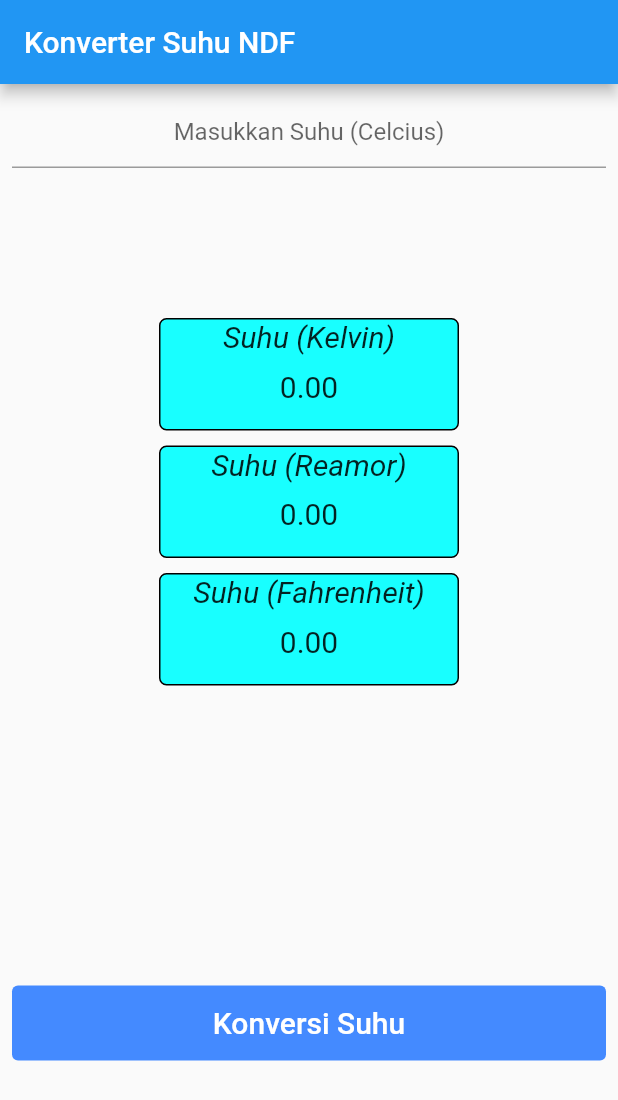
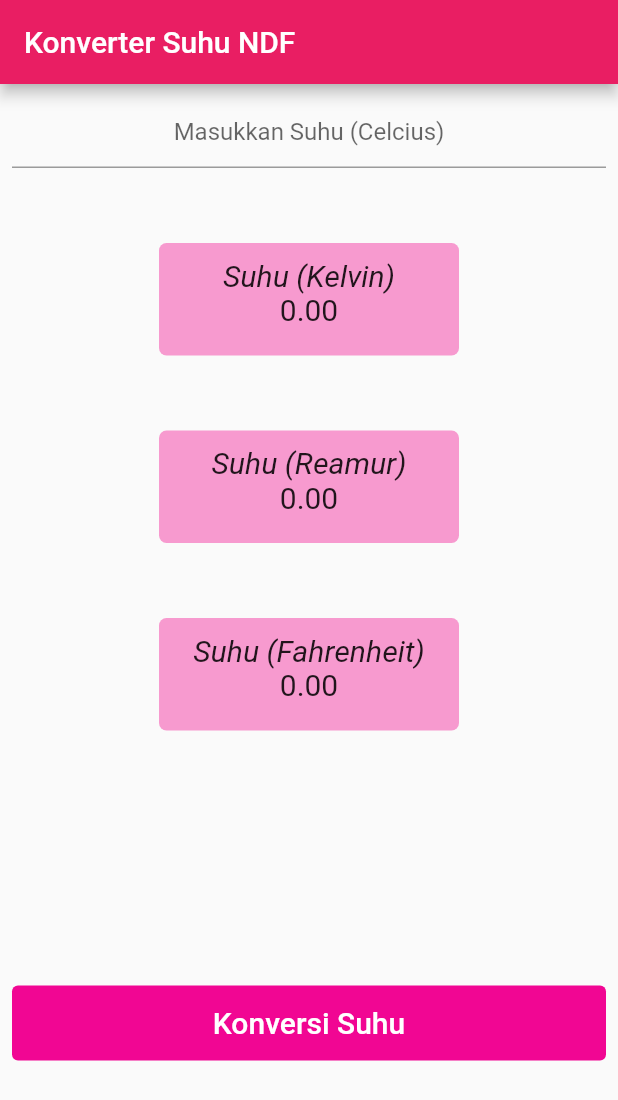
Before and after one commit to NadhifAdyatmaz/konversi_suhu_flutter, a Flutter app: the screen it shows after launch, on a phone screen of 412 x 824 dp. Shown: the top 1100 px of the screen. Run offline on Flutter 3.47's test engine with Material 2 defaults, Android fonts, the phone set to English and light mode, and no system bars.

Commit message:
update widget

```diff
--- a/lib/widgetku/convert.dart
+++ b/lib/widgetku/convert.dart
@@ -8,14 +8,15 @@ class Convert extends StatelessWidget {
   @override
   Widget build(BuildContext context) {
     return Container(
-        margin: const EdgeInsets.only(top: 200),
+        margin: const EdgeInsets.only(top: 170),
         width: double.infinity,
         height: 50,
         child: TextButton(
             onPressed: () {
               konvertHandler();
             },
-            style: TextButton.styleFrom(backgroundColor: Colors.blueAccent),
+            style: TextButton.styleFrom(
+                backgroundColor: const Color.fromARGB(255, 241, 6, 147)),
             child: const Text(
               "Konversi Suhu",
               style: TextStyle(
--- a/lib/widgetku/myapp.dart
+++ b/lib/widgetku/myapp.dart
@@ -1,4 +1,5 @@
 import 'package:flutter/material.dart';
+import 'package:konversi_suhu_flutter/widgetku/rowtext.dart';
 
 import 'convert.dart';
 import 'input.dart';
@@ -38,7 +39,7 @@ class _MyAppState extends State<MyApp> {
     return MaterialApp(
       title: 'Flutter Demo',
       theme: ThemeData(
-        primarySwatch: Colors.blue,
+        primarySwatch: Colors.pink,
         visualDensity: VisualDensity.adaptivePlatformDensity,
       ),
       home: Scaffold(
@@ -50,114 +51,13 @@ class _MyAppState extends State<MyApp> {
           child: Column(
             children: <Widget>[
               Input(myController: myController),
-              Container(
-                  width: 200,
-                  height: 75,
-                  decoration: BoxDecoration(
-                    color: Colors.cyanAccent,
-                    border: Border.all(
-                        color: Colors.black, style: BorderStyle.solid),
-                    borderRadius: BorderRadius.circular(5),
-                  ),
-                  margin: const EdgeInsets.only(top: 100),
-                  child: Row(
-                    mainAxisAlignment: MainAxisAlignment.center,
-                    children: <Widget>[
-                      Column(
-                        children: [
-                          Container(
-                            margin: const EdgeInsets.only(right: 0),
-                            child: const Text(
-                              "Suhu (Kelvin)",
-                              style: TextStyle(
-                                  fontSize: 20, fontStyle: FontStyle.italic),
-                              textAlign: TextAlign.center,
-                            ),
-                          ),
-                          Container(
-                            margin: const EdgeInsets.only(top: 10),
-                            child: Text(
-                              _kelvin.toStringAsFixed(2),
-                              style: const TextStyle(fontSize: 20),
-                              textAlign: TextAlign.center,
-                            ),
-                          ),
-                        ],
-                      ),
-                    ],
-                  )),
-              Container(
-                  margin: const EdgeInsets.only(top: 10),
-                  width: 200,
-                  height: 75,
-                  decoration: BoxDecoration(
-                    color: Colors.cyanAccent,
-                    border: Border.all(
-                        color: Colors.black, style: BorderStyle.solid),
-                    borderRadius: BorderRadius.circular(5),
-                  ),
-                  child: Row(
-                    mainAxisAlignment: MainAxisAlignment.center,
-                    children: <Widget>[
-                      Column(
-                        children: [
-                          Container(
-                            margin: const EdgeInsets.only(left: 0),
-                            child: const Text(
-                              "Suhu (Reamor)",
-                              style: TextStyle(
-                                  fontSize: 20, fontStyle: FontStyle.italic),
-                              textAlign: TextAlign.center,
-                            ),
-                          ),
-                          Container(
-                            margin: const EdgeInsets.only(top: 10),
-                            child: Text(
-                              _reamor.toStringAsFixed(2),
-                              style: const TextStyle(fontSize: 20),
-                              textAlign: TextAlign.center,
-                            ),
-                          ),
-                        ],
-                      ),
-                    ],
-                  )),
-              Container(
-                  margin: const EdgeInsets.only(top: 10),
-                  width: 200,
-                  height: 75,
-                  decoration: BoxDecoration(
-                    color: Colors.cyanAccent,
-                    border: Border.all(
-                        color: Colors.black, style: BorderStyle.solid),
-                    borderRadius: BorderRadius.circular(5),
-                  ),
-                  child: Row(
-                    mainAxisAlignment: MainAxisAlignment.center,
-                    children: <Widget>[
-                      Column(
-                        children: [
-                          Container(
-                            margin: const EdgeInsets.only(left: 0),
-                            child: const Text(
-                              "Suhu (Fahrenheit)",
-                              style: TextStyle(
-                                  fontSize: 20, fontStyle: FontStyle.italic),
-                              textAlign: TextAlign.center,
-                            ),
-                          ),
-                          Container(
-                            margin: const EdgeInsets.only(top: 10),
-                            child: Text(
-                              _fahrenheit.toStringAsFixed(2),
-                              style: const TextStyle(fontSize: 20),
-                              textAlign: TextAlign.center,
-                            ),
-                          ),
-                        ],
-                      )
-                    ],
-                  )),
+              rowText(
+                  text1: 'Suhu (Kelvin)', text2: _kelvin.toStringAsFixed(2)),
+              rowText(
+                  text1: 'Suhu (Reamur)', text2: _reamor.toStringAsFixed(2)),
+              rowText(
+                  text1: 'Suhu (Fahrenheit)',
+                  text2: _fahrenheit.toStringAsFixed(2)),
               Convert(konvertHandler: _konversiSuhu),
             ],
           ),
--- /dev/null
+++ b/lib/widgetku/rowtext.dart
@@ -0,0 +1,42 @@
+import 'package:flutter/material.dart';
+
+// ignore: camel_case_types
+class rowText extends StatelessWidget {
+  const rowText({super.key, required this.text1, required this.text2});
+
+  final String text1;
+  final String text2;
+
+  @override
+  Widget build(BuildContext context) {
+    return Container(
+        width: 200,
+        height: 75,
+        padding: const EdgeInsets.all(10),
+        decoration: BoxDecoration(
+          color: const Color.fromARGB(255, 247, 154, 207),
+          borderRadius: BorderRadius.circular(5),
+        ),
+        margin: const EdgeInsets.only(top: 50),
+        child: Row(
+          mainAxisAlignment: MainAxisAlignment.center,
+          children: <Widget>[
+            Column(
+              children: [
+                Text(
+                  text1,
+                  style: const TextStyle(
+                      fontSize: 20, fontStyle: FontStyle.italic),
+                  textAlign: TextAlign.center,
+                ),
+                Text(
+                  text2,
+                  style: const TextStyle(fontSize: 20),
+                  textAlign: TextAlign.center,
+                ),
+              ],
+            ),
+          ],
+        ));
+  }
+}
```
Also changed, not shown: images/v1.jpeg, images/v2.jpeg, 1 other file.
